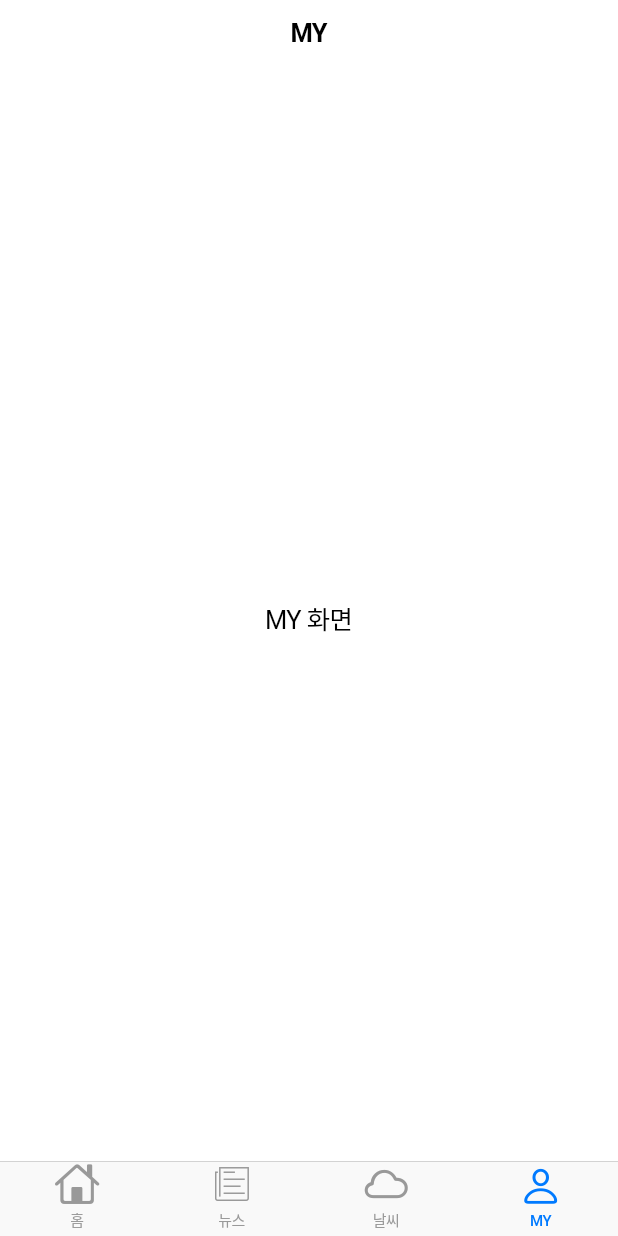
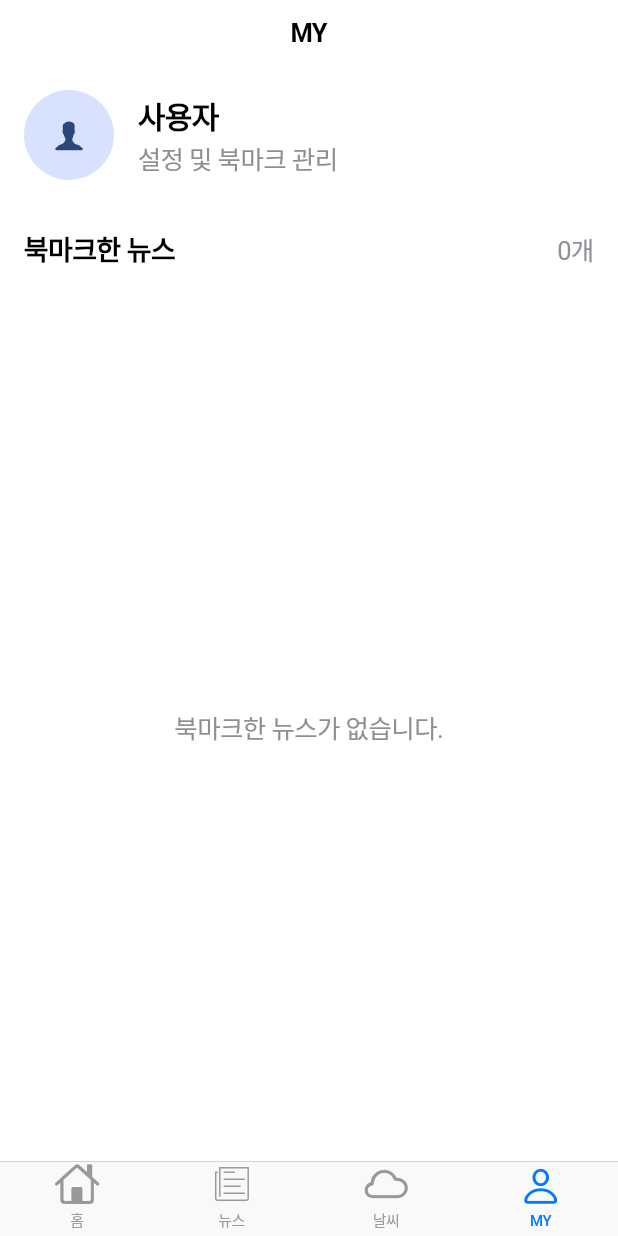
Before and after one commit to theFrostBurn/FFBC_challenge4, a Flutter app: the screen it shows after launch, item 4 of the bottom bar chosen, on a phone screen of 412 x 824 dp. Run offline on Flutter 3.47's test engine with Material 3 defaults, Android fonts, the phone set to English and light mode, and no system bars; our stand-ins replace cached_network_image, flutter_bloc, shared_preferences; network calls fail.

Commit message:
북마크와 my탭

```diff
--- a/lib/app/app.dart
+++ b/lib/app/app.dart
@@ -1,19 +1,25 @@
 import 'package:flutter/cupertino.dart';
 import 'package:challenge4/features/home/presentation/screens/home_screen.dart';
 import 'package:challenge4/features/news/presentation/screens/news_screen.dart';
+import 'package:flutter_bloc/flutter_bloc.dart';
+import '../features/news/presentation/bloc/bookmark_bloc.dart';
+import 'package:challenge4/features/my/presentation/screens/my_screen.dart';
 
 class App extends StatelessWidget {
   const App({super.key});
 
   @override
   Widget build(BuildContext context) {
-    return const CupertinoApp(
-      title: 'FindOS Style App',
-      theme: CupertinoThemeData(
-        brightness: Brightness.light,
-        primaryColor: CupertinoColors.systemBlue,
+    return BlocProvider(
+      create: (context) => BookmarkBloc()..add(LoadBookmarks()),
+      child: const CupertinoApp(
+        title: 'FindOS Style App',
+        theme: CupertinoThemeData(
+          brightness: Brightness.light,
+          primaryColor: CupertinoColors.systemBlue,
+        ),
+        home: MainScreen(),
       ),
-      home: MainScreen(),
     );
   }
 }
@@ -65,6 +71,8 @@ class _MainScreenState extends State<MainScreen> {
                 return const HomeScreen();
               case 1:
                 return const NewsScreen();
+              case 3:
+                return const MyScreen();
               default:
                 return CupertinoPageScaffold(
                   navigationBar: CupertinoNavigationBar(
--- /dev/null
+++ b/lib/features/my/presentation/screens/my_screen.dart
@@ -0,0 +1,122 @@
+import 'package:flutter/cupertino.dart';
+import 'package:flutter/material.dart' show CircleAvatar;
+import 'package:flutter_bloc/flutter_bloc.dart';
+import '../../../news/presentation/bloc/bookmark_bloc.dart';
+import '../../../news/presentation/widgets/news_list_view.dart';
+
+class MyScreen extends StatelessWidget {
+  const MyScreen({super.key});
+
+  @override
+  Widget build(BuildContext context) {
+    return CupertinoPageScaffold(
+      navigationBar: const CupertinoNavigationBar(
+        middle: Text('MY'),
+      ),
+      child: SafeArea(
+        child: CustomScrollView(
+          slivers: [
+            // 프로필 섹션
+            SliverToBoxAdapter(
+              child: Padding(
+                padding: const EdgeInsets.all(16.0),
+                child: Row(
+                  children: [
+                    CircleAvatar(
+                      radius: 30,
+                      child: Icon(CupertinoIcons.person_alt),
+                    ),
+                    const SizedBox(width: 16),
+                    const Column(
+                      crossAxisAlignment: CrossAxisAlignment.start,
+                      children: [
+                        Text(
+                          '사용자',
+                          style: TextStyle(
+                            fontSize: 20,
+                            fontWeight: FontWeight.bold,
+                          ),
+                        ),
+                        Text(
+                          '설정 및 북마크 관리',
+                          style: TextStyle(
+                            color: CupertinoColors.systemGrey,
+                          ),
+                        ),
+                      ],
+                    ),
+                  ],
+                ),
+              ),
+            ),
+
+            // 북마크된 뉴스 섹션
+            SliverToBoxAdapter(
+              child: Padding(
+                padding: const EdgeInsets.all(16.0),
+                child: Row(
+                  mainAxisAlignment: MainAxisAlignment.spaceBetween,
+                  children: [
+                    const Text(
+                      '북마크한 뉴스',
+                      style: TextStyle(
+                        fontSize: 18,
+                        fontWeight: FontWeight.bold,
+                      ),
+                    ),
+                    BlocBuilder<BookmarkBloc, BookmarkState>(
+                      builder: (context, state) {
+                        return Text(
+                          '${state.bookmarkedArticles.length}개',
+                          style: const TextStyle(
+                            color: CupertinoColors.systemGrey,
+                          ),
+                        );
+                      },
+                    ),
+                  ],
+                ),
+              ),
+            ),
+
+            // 북마크된 뉴스 목록
+            BlocBuilder<BookmarkBloc, BookmarkState>(
+              builder: (context, state) {
+                if (state.bookmarkedArticles.isEmpty) {
+                  return const SliverFillRemaining(
+                    child: Center(
+                      child: Text(
+                        '북마크한 뉴스가 없습니다.',
+                        style: TextStyle(
+                          color: CupertinoColors.systemGrey,
+                        ),
+                      ),
+                    ),
+                  );
+                }
+
+                return SliverList(
+                  delegate: SliverChildBuilderDelegate(
+                    (context, index) {
+                      final article = state.bookmarkedArticles[index];
+                      return Padding(
+                        padding: const EdgeInsets.symmetric(
+                          horizontal: 16.0,
+                          vertical: 8.0,
+                        ),
+                        child: NewsCard(
+                          article: article.copyWith(isBookmarked: true),
+                        ),
+                      );
+                    },
+                    childCount: state.bookmarkedArticles.length,
+                  ),
+                );
+              },
+            ),
+          ],
+        ),
+      ),
+    );
+  }
+}
--- /dev/null
+++ b/lib/features/news/domain/models/news_article.dart
@@ -0,0 +1,53 @@
+class NewsArticle {
+  final String id;
+  final String title;
+  final String description;
+  final String imageUrl;
+  final DateTime publishedAt;
+  final bool isBookmarked;
+
+  const NewsArticle({
+    required this.id,
+    required this.title,
+    required this.description,
+    required this.imageUrl,
+    required this.publishedAt,
+    this.isBookmarked = false,
+  });
+
+  NewsArticle copyWith({
+    String? id,
+    String? title,
+    String? description,
+    String? imageUrl,
+    DateTime? publishedAt,
+    bool? isBookmarked,
+  }) {
+    return NewsArticle(
+      id: id ?? this.id,
+      title: title ?? this.title,
+      description: description ?? this.description,
+      imageUrl: imageUrl ?? this.imageUrl,
+      publishedAt: publishedAt ?? this.publishedAt,
+      isBookmarked: isBookmarked ?? this.isBookmarked,
+    );
+  }
+
+  Map<String, dynamic> toJson() => {
+        'id': id,
+        'title': title,
+        'description': description,
+        'imageUrl': imageUrl,
+        'publishedAt': publishedAt.toIso8601String(),
+        'isBookmarked': isBookmarked,
+      };
+
+  factory NewsArticle.fromJson(Map<String, dynamic> json) => NewsArticle(
+        id: json['id'],
+        title: json['title'],
+        description: json['description'],
+        imageUrl: json['imageUrl'],
+        publishedAt: DateTime.parse(json['publishedAt']),
+        isBookmarked: json['isBookmarked'] ?? false,
+      );
+}
--- /dev/null
+++ b/lib/features/news/presentation/bloc/bookmark_bloc.dart
@@ -0,0 +1,93 @@
+import 'dart:convert';
+import 'package:flutter_bloc/flutter_bloc.dart';
+import 'package:shared_preferences/shared_preferences.dart';
+import '../../domain/models/news_article.dart';
+
+// Events
+abstract class BookmarkEvent {}
+
+class AddBookmark extends BookmarkEvent {
+  final NewsArticle article;
+  AddBookmark(this.article);
+}
+
+class RemoveBookmark extends BookmarkEvent {
+  final String articleId;
+  RemoveBookmark(this.articleId);
+}
+
+class LoadBookmarks extends BookmarkEvent {}
+
+// State
+class BookmarkState {
+  final List<NewsArticle> bookmarkedArticles;
+  final Set<String> bookmarkedIds;
+
+  const BookmarkState({
+    required this.bookmarkedArticles,
+    required this.bookmarkedIds,
+  });
+
+  BookmarkState copyWith({
+    List<NewsArticle>? bookmarkedArticles,
+    Set<String>? bookmarkedIds,
+  }) {
+    return BookmarkState(
+      bookmarkedArticles: bookmarkedArticles ?? this.bookmarkedArticles,
+      bookmarkedIds: bookmarkedIds ?? this.bookmarkedIds,
+    );
+  }
+}
+
+// BLoC
+class BookmarkBloc extends Bloc<BookmarkEvent, BookmarkState> {
+  static const String _prefsKey = 'bookmarked_articles';
+
+  BookmarkBloc()
+      : super(const BookmarkState(bookmarkedArticles: [], bookmarkedIds: {})) {
+    on<LoadBookmarks>(_onLoadBookmarks);
+    on<AddBookmark>(_onAddBookmark);
+    on<RemoveBookmark>(_onRemoveBookmark);
+  }
+
+  Future<void> _onLoadBookmarks(
+      LoadBookmarks event, Emitter<BookmarkState> emit) async {
+    final prefs = await SharedPreferences.getInstance();
+    final String? jsonString = prefs.getString(_prefsKey);
+    if (jsonString != null) {
+      final List<dynamic> jsonList = jsonDecode(jsonString);
+      final articles =
+          jsonList.map((json) => NewsArticle.fromJson(json)).toList();
+      final ids = articles.map((article) => article.id).toSet();
+      emit(BookmarkState(bookmarkedArticles: articles, bookmarkedIds: ids));
+    }
+  }
+
+  Future<void> _onAddBookmark(
+      AddBookmark event, Emitter<BookmarkState> emit) async {
+    final updatedArticles = [...state.bookmarkedArticles, event.article];
+    final updatedIds = {...state.bookmarkedIds, event.article.id};
+
+    await _saveBookmarks(updatedArticles);
+    emit(BookmarkState(
+        bookmarkedArticles: updatedArticles, bookmarkedIds: updatedIds));
+  }
+
+  Future<void> _onRemoveBookmark(
+      RemoveBookmark event, Emitter<BookmarkState> emit) async {
+    final updatedArticles = state.bookmarkedArticles
+        .where((article) => article.id != event.articleId)
+        .toList();
+    final updatedIds = state.bookmarkedIds.difference({event.articleId});
+
+    await _saveBookmarks(updatedArticles);
+    emit(BookmarkState(
+        bookmarkedArticles: updatedArticles, bookmarkedIds: updatedIds));
+  }
+
+  Future<void> _saveBookmarks(List<NewsArticle> articles) async {
+    final prefs = await SharedPreferences.getInstance();
+    final jsonList = articles.map((article) => article.toJson()).toList();
+    await prefs.setString(_prefsKey, jsonEncode(jsonList));
+  }
+}
```
Also changed, not shown: lib/features/news/presentation/screens/news_search_result_screen.dart (added, +33 -0 lines), lib/features/news/presentation/screens/news_search_screen.dart (+13 -6 lines), lib/features/news/presentation/widgets/news_list_view.dart (+60 -19 lines), 1 other file.
